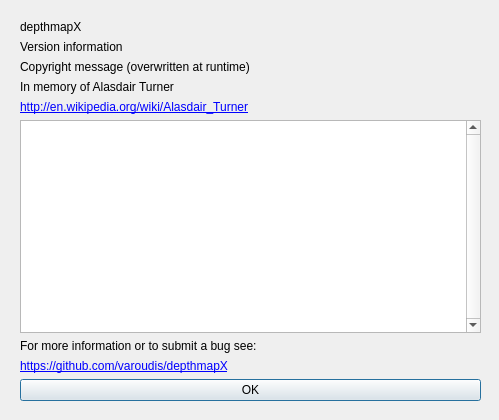
Old version of the form depthmapX/UI/AboutDlg.ui in the repository SpaceGroupUCL/depthmapX.
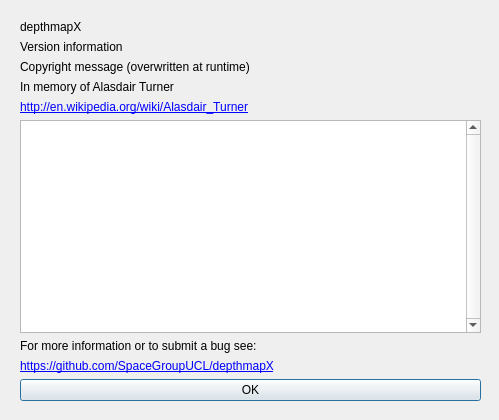
New version of the form.

What changed in the file:
```diff
--- a/depthmapX/UI/AboutDlg.ui
+++ b/depthmapX/UI/AboutDlg.ui
@@ -78,7 +78,7 @@
     <item>
      <widget class="QLabel" name="c_vrlink">
       <property name="text">
-       <string>&lt;html&gt;&lt;head/&gt;&lt;body&gt;&lt;p&gt;&lt;a href=&quot;https://github.com/SpaceGroupUCL/depthmapX&quot;&gt;&lt;span style=&quot; text-decoration: underline; color:#0000ff;&quot;&gt;https://github.com/varoudis/depthmapX&lt;/span&gt;&lt;/a&gt;&lt;/p&gt;&lt;/body&gt;&lt;/html&gt;</string>
+       <string>&lt;html&gt;&lt;head/&gt;&lt;body&gt;&lt;p&gt;&lt;a href=&quot;https://github.com/SpaceGroupUCL/depthmapX&quot;&gt;&lt;span style=&quot; text-decoration: underline; color:#0000ff;&quot;&gt;https://github.com/SpaceGroupUCL/depthmapX&lt;/span&gt;&lt;/a&gt;&lt;/p&gt;&lt;/body&gt;&lt;/html&gt;</string>
       </property>
      </widget>
     </item>
```
